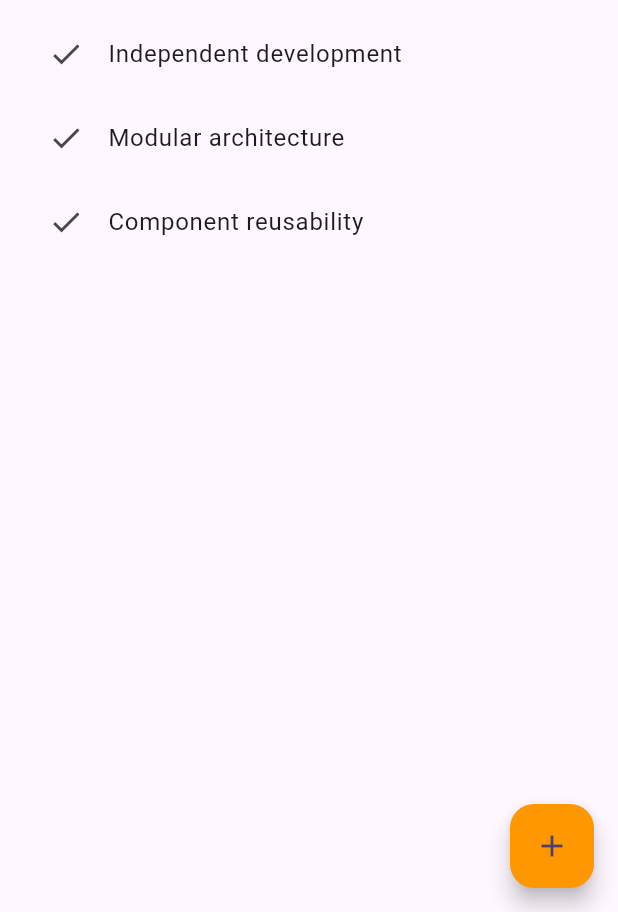
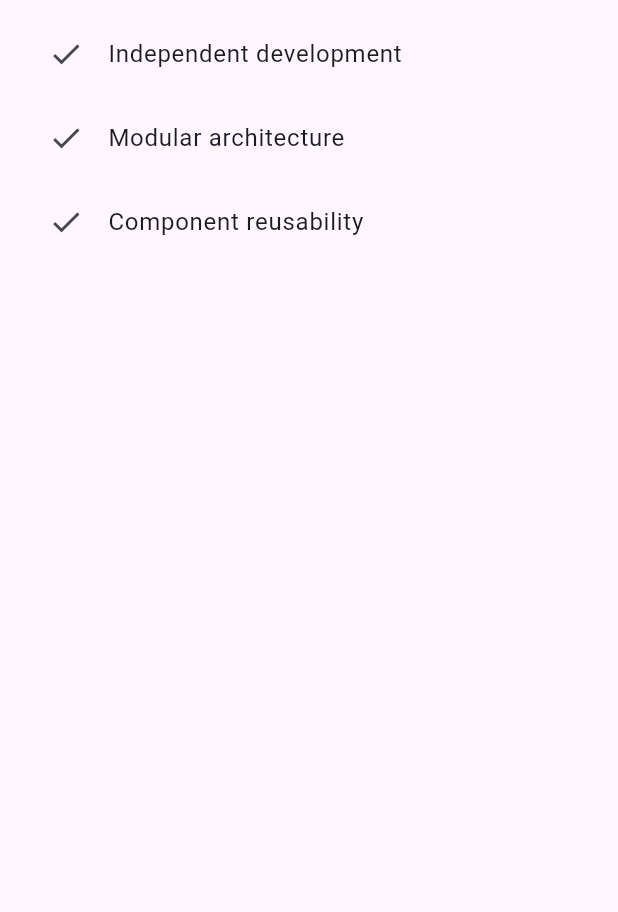
Before and after one commit to iamddwsc/flutter_module2, a Flutter app: the Screen2 screen opened directly, tab 2 chosen, on a phone screen of 412 x 824 dp, the part 324-1236 px from its top. Run offline on Flutter 3.47's test engine with Material 3 defaults, Android fonts, the phone set to English and light mode, and no system bars.

Commit message:
* change screen 2

```diff
--- a/lib/screen_2.dart
+++ b/lib/screen_2.dart
@@ -123,14 +123,6 @@ class _Screen2State extends State<Screen2> with SingleTickerProviderStateMixin {
           ),
         ],
       ),
-      floatingActionButton: _tabController.index == 0
-          ? FloatingActionButton(
-              onPressed: incrementCounter,
-              tooltip: 'Increment',
-              backgroundColor: Colors.orange,
-              child: const Icon(Icons.add),
-            )
-          : null,
     );
   }
 }
```
